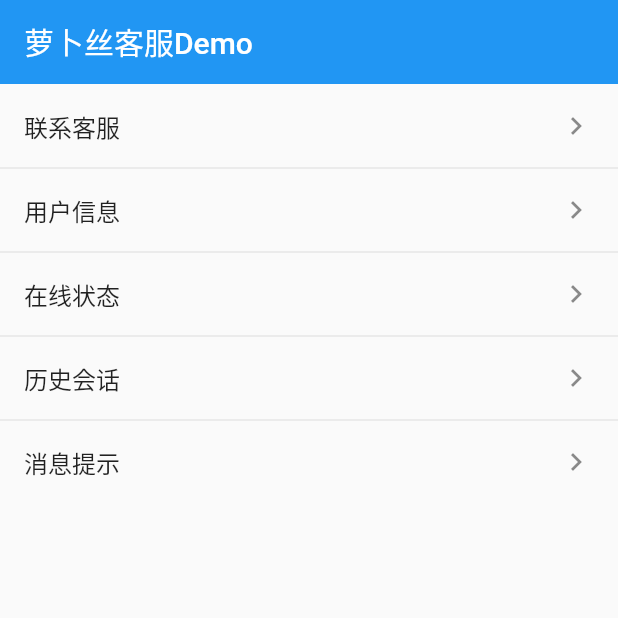
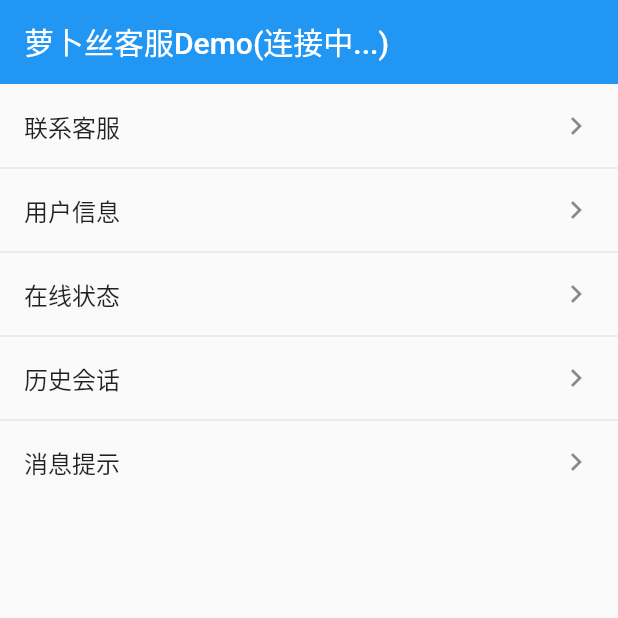
Before and after one commit to Bytedesk/bytedesk-flutter, a Flutter app: the screen it shows after launch, on a phone screen of 412 x 824 dp, the top half of it. Run offline on Flutter 3.47's test engine with Material 2 defaults, Android fonts, the phone set to English and light mode, and no system bars; drawn by our look-alikes of overlay_support; our stand-ins replace audioplayers, fluttertoast, vibration; missing offline and left inert: bytedesk_kefu, list_tile_switch.

Commit message:
update 1.0.1

```diff
--- a/bytedesk_demo/lib/main.dart
+++ b/bytedesk_demo/lib/main.dart
@@ -11,7 +11,7 @@ import 'package:bytedesk_demo/page/user_info_page.dart';
 import 'package:overlay_support/overlay_support.dart';
 import 'package:flutter/material.dart';
 import 'package:vibration/vibration.dart';
-import 'package:audioplayers/audio_cache.dart';
+import 'package:audioplayers/audioplayers.dart';
 
 void main() {
   // runApp(MyApp());
@@ -39,7 +39,7 @@ class MyApp extends StatefulWidget {
 
 class _MyAppState extends State<MyApp> with WidgetsBindingObserver {
   //
-  String _title = '萝卜丝客服Demo';
+  String _title = '萝卜丝客服Demo(连接中...)';
   AudioCache audioCache = AudioCache();
   //
   @override
--- a/bytedesk_demo/pubspec.yaml
+++ b/bytedesk_demo/pubspec.yaml
@@ -28,19 +28,19 @@ dependencies:
   # https://pub.dev/packages/event_bus
   event_bus: ^2.0.0
   # toast https://pub.dev/packages/fluttertoast
-  fluttertoast: ^8.0.6
+  fluttertoast: ^8.0.7
   # 消息设置switch https://pub.dev/packages/list_tile_switch
   list_tile_switch: ^1.0.0
   # 应用内-顶部通知栏 https://pub.dev/packages/overlay_support/
   overlay_support: ^1.2.1
   # 播放提示音 https://pub.dev/packages/audioplayers
-  audioplayers: ^0.18.3
+  audioplayers: ^0.19.0
   # 振动 https://pub.dev/packages/vibration
   # 针对报错fatal error: 'vibration/vibration-Swift.h' file not found #import <vibration/vibration-Swift.h>, ld: library not found for -lvibration
   # 请在ios/Podfile中添加：use_frameworks!
   vibration: ^1.7.3
   # 在线客服 https://pub.dev/packages/bytedesk_kefu
-  bytedesk_kefu: ^1.0.0
+  bytedesk_kefu: ^1.0.1
 
   # The following adds the Cupertino Icons font to your application.
   # Use with the CupertinoIcons class for iOS style icons.
```
Also changed, not shown: 1 other file.
